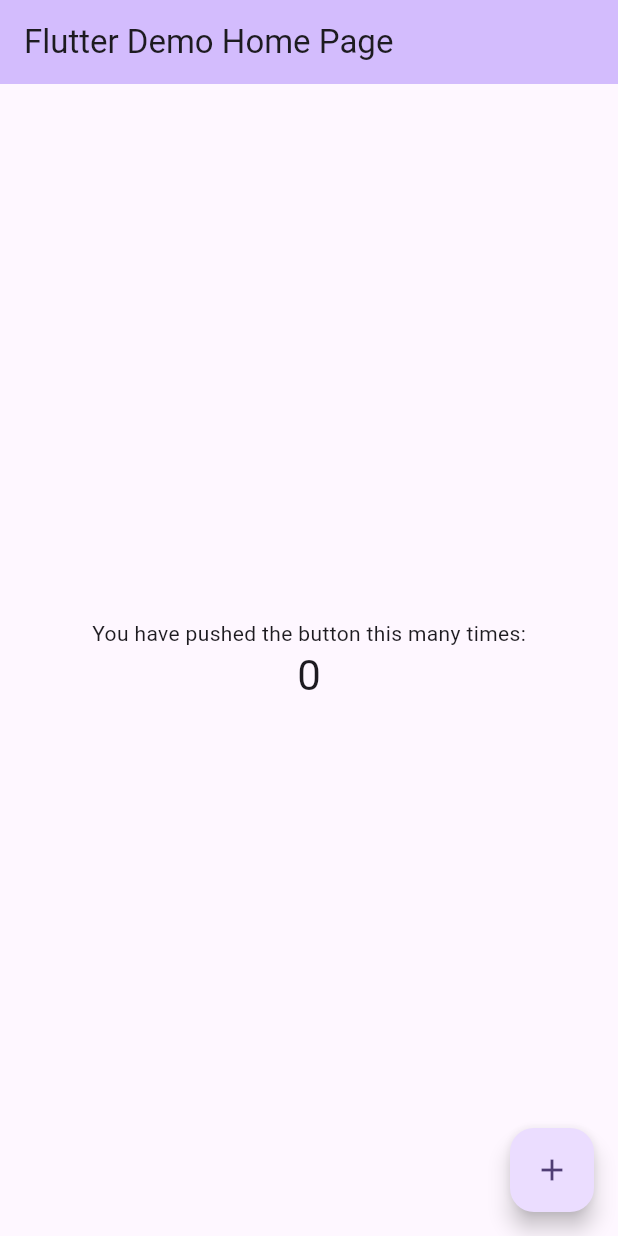
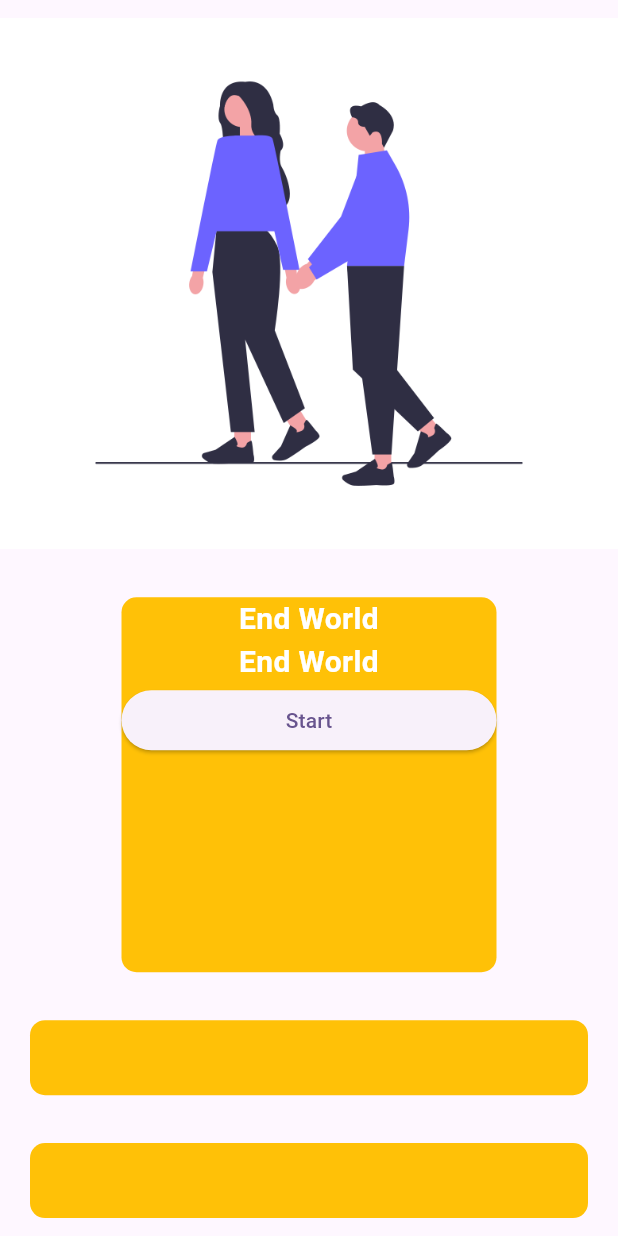
Before and after one commit to RzaNrRmdhn/2117051057-Advanced-Mobile, a Flutter app: the screen it shows after launch, on a phone screen of 412 x 824 dp. Run offline on Flutter 3.47's test engine with Material 2 defaults, Android fonts, the phone set to English and light mode, and no system bars.

Commit message:
Dummy Coba Coba

```diff
--- a/lib/helper.dart
+++ b/lib/helper.dart
@@ -1,4 +1,4 @@
-import 'dart:io';
+// import 'dart:io';
 // late String nama;
 void main(List<String> args) {
   // Object nama;
@@ -26,7 +26,7 @@ void main(List<String> args) {
 Function tambah = (int a, int b) => a + b;
 
 void hasil(Function tambah){
-  print(tambah(1, 2));
+  // print(tambah(1, 2));
 }
 
 // int tambah(int a, int b){
--- a/lib/main.dart
+++ b/lib/main.dart
@@ -1,4 +1,5 @@
 import 'package:flutter/material.dart';
+import 'package:justduit/screens/landing_screen.dart';
 
 void main() {
   runApp(const MyApp());
@@ -7,119 +8,63 @@ void main() {
 class MyApp extends StatelessWidget {
   const MyApp({super.key});
 
-  // This widget is the root of your application.
   @override
   Widget build(BuildContext context) {
     return MaterialApp(
       title: 'Flutter Demo',
+      debugShowCheckedModeBanner: false,
       theme: ThemeData(
-        // This is the theme of your application.
-        //
-        // TRY THIS: Try running your application with "flutter run". You'll see
-        // the application has a blue toolbar. Then, without quitting the app,
-        // try changing the seedColor in the colorScheme below to Colors.green
-        // and then invoke "hot reload" (save your changes or press the "hot
-        // reload" button in a Flutter-supported IDE, or press "r" if you used
-        // the command line to start the app).
-        //
-        // Notice that the counter didn't reset back to zero; the application
-        // state is not lost during the reload. To reset the state, use hot
-        // restart instead.
-        //
-        // This works for code too, not just values: Most code changes can be
-        // tested with just a hot reload.
         colorScheme: ColorScheme.fromSeed(seedColor: Colors.deepPurple),
         useMaterial3: true,
       ),
-      home: const MyHomePage(title: 'Flutter Demo Home Page'),
+      home: const LandingPage(),
     );
   }
 }
 
-class MyHomePage extends StatefulWidget {
-  const MyHomePage({super.key, required this.title});
+// class MyHomePage extends StatefulWidget {
+//   const MyHomePage({super.key, required this.title});
+//   final String title;
 
-  // This widget is the home page of your application. It is stateful, meaning
-  // that it has a State object (defined below) that contains fields that affect
-  // how it looks.
+//   @override
+//   State<MyHomePage> createState() => _MyHomePageState();
+// }
 
-  // This class is the configuration for the state. It holds the values (in this
-  // case the title) provided by the parent (in this case the App widget) and
-  // used by the build method of the State. Fields in a Widget subclass are
-  // always marked "final".
+// class _MyHomePageState extends State<MyHomePage> {
+//   int _counter = 0;
 
-  final String title;
+//   void _incrementCounter() {
+//     setState(() {
+//       _counter++;
+//     });
+//   }
 
-  @override
-  State<MyHomePage> createState() => _MyHomePageState();
-}
-
-class _MyHomePageState extends State<MyHomePage> {
-  int _counter = 0;
-
-  void _incrementCounter() {
-    setState(() {
-      // This call to setState tells the Flutter framework that something has
-      // changed in this State, which causes it to rerun the build method below
-      // so that the display can reflect the updated values. If we changed
-      // _counter without calling setState(), then the build method would not be
-      // called again, and so nothing would appear to happen.
-      _counter++;
-    });
-  }
-
-  @override
-  Widget build(BuildContext context) {
-    // This method is rerun every time setState is called, for instance as done
-    // by the _incrementCounter method above.
-    //
-    // The Flutter framework has been optimized to make rerunning build methods
-    // fast, so that you can just rebuild anything that needs updating rather
-    // than having to individually change instances of widgets.
-    return Scaffold(
-      appBar: AppBar(
-        // TRY THIS: Try changing the color here to a specific color (to
-        // Colors.amber, perhaps?) and trigger a hot reload to see the AppBar
-        // change color while the other colors stay the same.
-        backgroundColor: Theme.of(context).colorScheme.inversePrimary,
-        // Here we take the value from the MyHomePage object that was created by
-        // the App.build method, and use it to set our appbar title.
-        title: Text(widget.title),
-      ),
-      body: Center(
-        // Center is a layout widget. It takes a single child and positions it
-        // in the middle of the parent.
-        child: Column(
-          // Column is also a layout widget. It takes a list of children and
-          // arranges them vertically. By default, it sizes itself to fit its
-          // children horizontally, and tries to be as tall as its parent.
-          //
-          // Column has various properties to control how it sizes itself and
-          // how it positions its children. Here we use mainAxisAlignment to
-          // center the children vertically; the main axis here is the vertical
-          // axis because Columns are vertical (the cross axis would be
-          // horizontal).
-          //
-          // TRY THIS: Invoke "debug painting" (choose the "Toggle Debug Paint"
-          // action in the IDE, or press "p" in the console), to see the
-          // wireframe for each widget.
-          mainAxisAlignment: MainAxisAlignment.center,
-          children: <Widget>[
-            const Text(
-              'You have pushed the button this many times:',
-            ),
-            Text(
-              '$_counter',
-              style: Theme.of(context).textTheme.headlineMedium,
-            ),
-          ],
-        ),
-      ),
-      floatingActionButton: FloatingActionButton(
-        onPressed: _incrementCounter,
-        tooltip: 'Increment',
-        child: const Icon(Icons.add),
-      ), // This trailing comma makes auto-formatting nicer for build methods.
-    );
-  }
-}
+//   @override
+//   Widget build(BuildContext context) {
+//     return Scaffold(
+//       appBar: AppBar(
+//         backgroundColor: Theme.of(context).colorScheme.inversePrimary,
+//         title: Text(widget.title),
+//       ),
+//       body: Center(
+//         child: Column(
+//           mainAxisAlignment: MainAxisAlignment.center,
+//           children: <Widget>[
+//             const Text(
+//               'You have pushed the button this many times:',
+//             ),
+//             Text(
+//               '$_counter',
+//               style: Theme.of(context).textTheme.headlineMedium,
+//             ),
+//           ],
+//         ),
+//       ),
+//       floatingActionButton: FloatingActionButton(
+//         onPressed: _incrementCounter,
+//         tooltip: 'Increment',
+//         child: const Icon(Icons.add),
+//       ),
+//     );
+//   }
+// }
--- /dev/null
+++ b/lib/screens/landing_screen.dart
@@ -0,0 +1,72 @@
+import 'package:flutter/material.dart';
+
+class LandingPage extends StatelessWidget {
+  const LandingPage({super.key});
+
+  @override
+  Widget build(BuildContext context) {
+    return Scaffold(
+      body: Column(
+        mainAxisAlignment: MainAxisAlignment.spaceEvenly,
+        children: [
+          Image.asset('assets/images/gambar.png'),
+          Container(
+            width: 250,
+            height: 250,
+            margin: const EdgeInsets.only(left: 20, top: 20, right: 20),
+            decoration: BoxDecoration(
+
+              color: Colors.amber,
+              borderRadius: BorderRadius.circular(10),
+            ),
+            child: Column(
+              children: [
+                Text(
+                  'End World',
+                  textAlign: TextAlign.center,
+                  style: TextStyle(
+                    fontSize: 20,
+                    fontWeight: FontWeight.bold,
+                    color: Colors.white,
+                  ),
+                ),
+                Text(
+                  'End World',
+                  textAlign: TextAlign.center,
+                  style: TextStyle(
+                    fontSize: 20,
+                    fontWeight: FontWeight.bold,
+                    color: Colors.white,
+                  ),
+                ),
+                SizedBox(
+                  width: double.infinity,
+                  child: ElevatedButton(
+                    onPressed: (){},
+                    child: Text('Start'),
+                  ),
+                ),
+              ],
+            ),
+          ),
+          Container(
+            height: 50,
+            margin: const EdgeInsets.only(left: 20, top: 20, right: 20),
+            decoration: BoxDecoration(
+              color: Colors.amber,
+              borderRadius: BorderRadius.circular(10),
+            ),
+          ),
+          Container(
+            height: 50,
+            margin: const EdgeInsets.only(left: 20, top: 20, right: 20),
+            decoration: BoxDecoration(
+              color: Colors.amber,
+              borderRadius: BorderRadius.circular(10),
+            ),
+          ),
+        ],
+      ),
+    );
+  }
+}
--- a/pubspec.yaml
+++ b/pubspec.yaml
@@ -59,8 +59,8 @@ flutter:
   uses-material-design: true
 
   # To add assets to your application, add an assets section, like this:
-  # assets:
-  #   - images/a_dot_burr.jpeg
+  assets:
+    - assets/images/
   #   - images/a_dot_ham.jpeg
 
   # An image asset can refer to one or more resolution-specific "variants", see
```
Also changed, not shown: assets/images/gambar.png (added), pubspec.lock, 1 other file.
